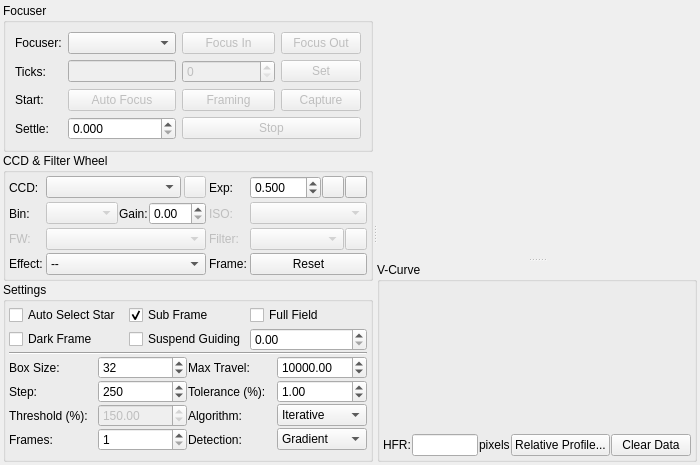
The window that kstars/ekos/focus/focus.ui (KDE/kstars) describes before a commit, drawn with Qt 5.
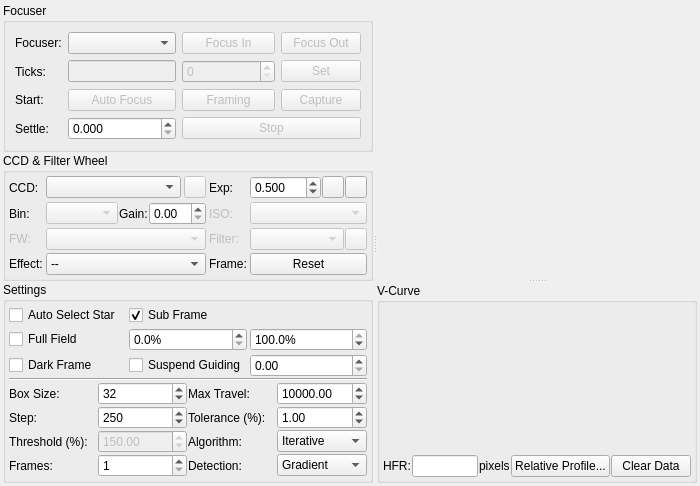
The same window after the commit. Icons and pictures are not drawn. Custom widgets are drawn as their Qt base class.

Commit message: Ring-field focusing feature.

```diff
--- a/kstars/ekos/focus/focus.ui
+++ b/kstars/ekos/focus/focus.ui
@@ -564,16 +564,6 @@
               </property>
              </widget>
             </item>
-            <item row="1" column="0">
-             <widget class="QCheckBox" name="darkFrameCheck">
-              <property name="toolTip">
-               <string/>
-              </property>
-              <property name="text">
-               <string>Dark Frame</string>
-              </property>
-             </widget>
-            </item>
             <item row="0" column="0">
              <widget class="QCheckBox" name="useAutoStar">
               <property name="toolTip">
@@ -584,7 +574,7 @@
               </property>
              </widget>
             </item>
-            <item row="1" column="1">
+            <item row="2" column="1">
              <widget class="QCheckBox" name="suspendGuideCheck">
               <property name="toolTip">
                <string>Suspend Guiding while autofocus in progress</string>
@@ -594,17 +584,7 @@
               </property>
              </widget>
             </item>
-            <item row="0" column="2">
-             <widget class="QCheckBox" name="useFullField">
-              <property name="toolTip">
-               <string>&lt;html&gt;&lt;head/&gt;&lt;body&gt;&lt;p&gt;Measure average HFR from all stars combined in a full frame. This method can be slow.&lt;/p&gt;&lt;/body&gt;&lt;/html&gt;</string>
-              </property>
-              <property name="text">
-               <string>Full Field</string>
-              </property>
-             </widget>
-            </item>
-            <item row="1" column="2">
+            <item row="2" column="2">
              <widget class="QDoubleSpinBox" name="GuideSettleTime">
               <property name="toolTip">
                <string>Wait this many seconds before resuming guiding.</string>
@@ -614,6 +594,61 @@
               </property>
              </widget>
             </item>
+            <item row="1" column="0">
+             <widget class="QCheckBox" name="useFullField">
+              <property name="toolTip">
+               <string>&lt;html&gt;&lt;head/&gt;&lt;body&gt;&lt;p&gt;Measure average HFR from all stars combined in a full frame. This method defaults to the Centroid detection, but can use SEP detection too. Its performance decreases as the number of stars increases.&lt;/p&gt;&lt;/body&gt;&lt;/html&gt;</string>
+              </property>
+              <property name="text">
+               <string>Full Field</string>
+              </property>
+             </widget>
+            </item>
+            <item row="1" column="1">
+             <widget class="QDoubleSpinBox" name="fullFieldInnerRing">
+              <property name="toolTip">
+               <string>&lt;html&gt;&lt;body&gt;&lt;p&gt;During full field focusing, stars which are inside this percentage of the frame are filtered out of HFR calculation (default 0%). Detection algorithms may also have an inherent filter.&lt;/p&gt;&lt;/body&gt;&lt;/html&gt;</string>
+              </property>
+              <property name="suffix">
+               <string>%</string>
+              </property>
+              <property name="decimals">
+               <number>1</number>
+              </property>
+              <property name="singleStep">
+               <double>10.000000000000000</double>
+              </property>
+             </widget>
+            </item>
+            <item row="1" column="2">
+             <widget class="QDoubleSpinBox" name="fullFieldOuterRing">
+              <property name="toolTip">
+               <string>&lt;html&gt;&lt;body&gt;&lt;p&gt;During full field focusing, stars which are outside this percentage of the frame are filtered out of HFR calculation (default 100%). Detection algorithms may also have an inherent filter.&lt;/p&gt;&lt;/body&gt;&lt;/html&gt;</string>
+              </property>
+              <property name="suffix">
+               <string>%</string>
+              </property>
+              <property name="decimals">
+               <number>1</number>
+              </property>
+              <property name="singleStep">
+               <double>10.000000000000000</double>
+              </property>
+              <property name="value">
+               <double>100.000000000000000</double>
+              </property>
+             </widget>
+            </item>
+            <item row="2" column="0">
+             <widget class="QCheckBox" name="darkFrameCheck">
+              <property name="toolTip">
+               <string/>
+              </property>
+              <property name="text">
+               <string>Dark Frame</string>
+              </property>
+             </widget>
+            </item>
            </layout>
           </item>
           <item>
```
Left out of the diff: 2 changed lines with no effect on the pictures. The commit also changes 6 other files.
